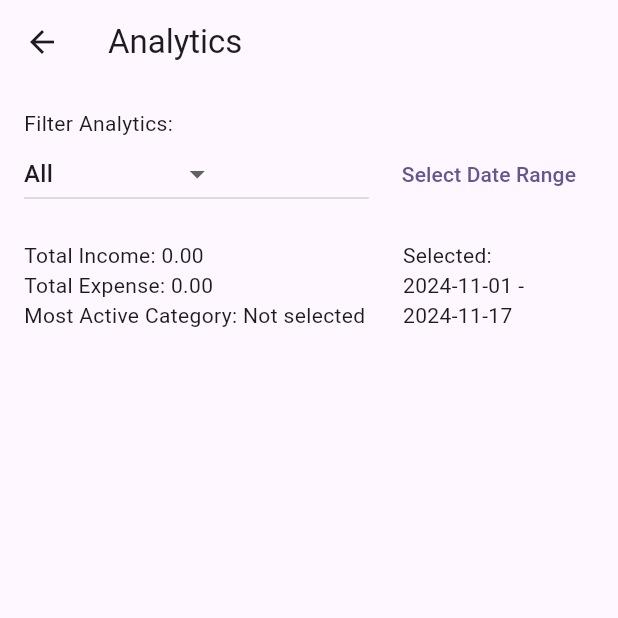
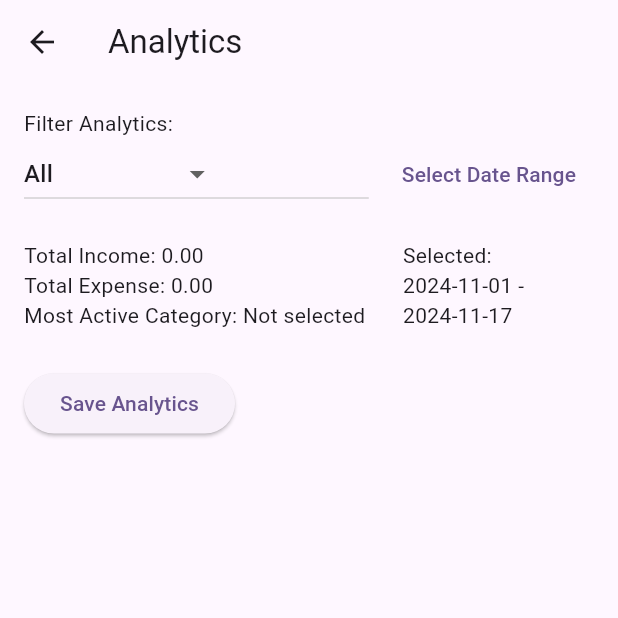
Before and after one commit to Spartakm67/flutter_home_work10, a Flutter app: the UserAnalyticsScreen screen opened by its route, on a phone screen of 412 x 824 dp, the top half of it. Run offline on Flutter 3.47's test engine with Material 3 defaults, Android fonts, the phone set to English and light mode, and no system bars; our stand-ins replace flutter_mobx, hive, hive_flutter, mobx; accounts and stored records are empty; generated files the repository leaves out were written again.

Commit message:
AnaliticsScreen updated

```diff
--- a/lib/data/models/analytics.dart
+++ b/lib/data/models/analytics.dart
@@ -11,7 +11,7 @@ class Analytics {
   final double totalExpense;
 
   @HiveField(2)
-  final double category;
+  final String category;
 
   Analytics({required this.totalIncome, required this.totalExpense, required this.category});
 }
--- a/lib/screens/user_analytics_screen.dart
+++ b/lib/screens/user_analytics_screen.dart
@@ -85,14 +85,30 @@ class UserAnalyticsScreen extends StatelessWidget {
                     ],
                   ),
                 ),
-                const SizedBox(width: 25,),
+                const SizedBox(
+                  width: 25,
+                ),
                 Observer(
                   builder: (_) => Text(
                     'Selected: \n${transactionStore.startDateForAnalytics.toLocal().toString().split(' ')[0]} - '
-                        '\n${transactionStore.endDateForAnalytics.toLocal().toString().split(' ')[0]}',
+                    '\n${transactionStore.endDateForAnalytics.toLocal().toString().split(' ')[0]}',
                   ),
                 ),
               ],
+            ),
+            const SizedBox(
+              height: 25,
+            ),
+            Observer(
+              builder: (_) => ElevatedButton(
+                onPressed: () {
+                  transactionStore.saveAnalyticsToDatabase();
+                  ScaffoldMessenger.of(context).showSnackBar(
+                    const SnackBar(content: Text('Analytics saved!')),
+                  );
+                },
+                child: const Text('Save Analytics'),
+              ),
             ),
           ],
         ),
@@ -100,5 +116,3 @@ class UserAnalyticsScreen extends StatelessWidget {
     );
   }
 }
-
-// .toString().split(' ')[0]}
```
Also changed, not shown: lib/stores/transaction_store.dart (+19 -1 lines), lib/widgets/transaction_form_add.dart (+25 -25 lines), lib/data/models/analytics.g.dart, lib/stores/transaction_store.g.dart.
